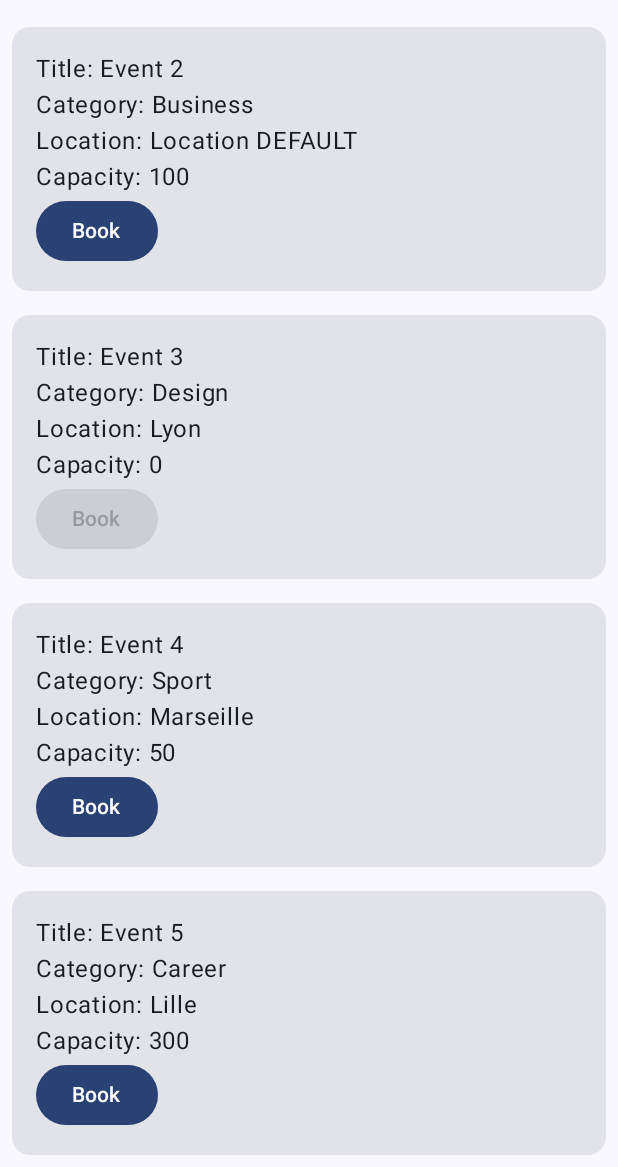
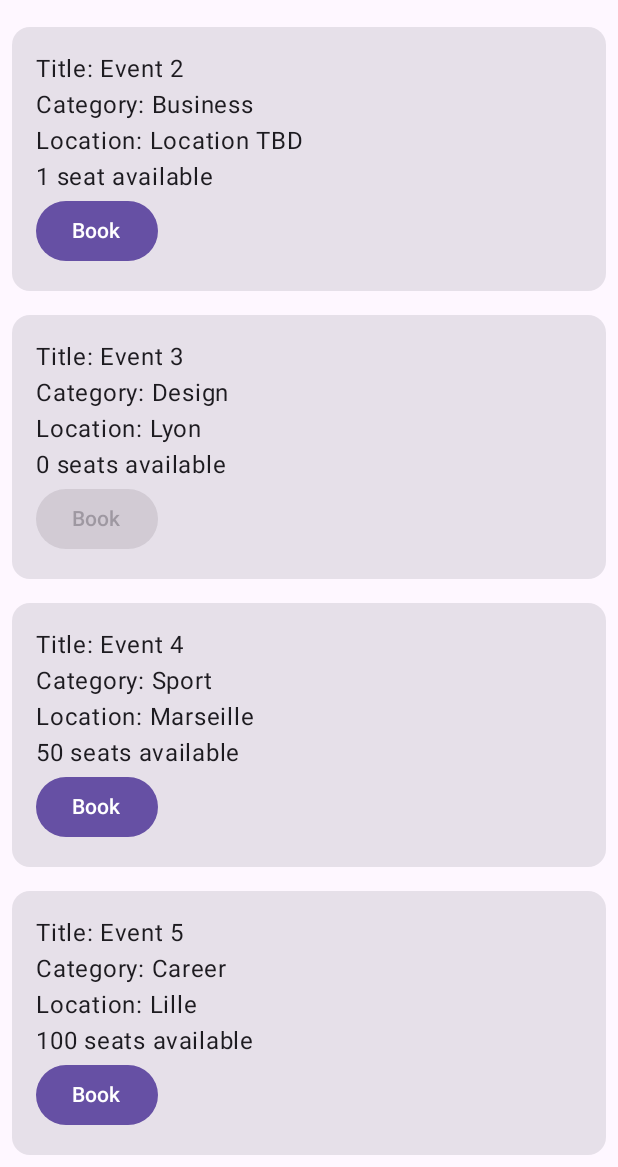
Before and after one commit to belbaz/DevMobileIng2, an Android app built with Jetpack Compose: the screen it shows after launch (MainActivity), scrolled down 264 dp, on a phone screen of 412 x 824 dp, the part 69-1236 px from its top. Run offline under Robolectric (Android 15) with nearby library versions, the phone set to English and light mode, and no system bars.

Commit message:
Exercise 2 part2 add EventDetailScreen, external strings and dark mode preview

```diff
--- a/app/build.gradle.kts
+++ b/app/build.gradle.kts
@@ -37,6 +37,7 @@ android {
 }
 
 dependencies {
+    implementation("androidx.compose.material:material-icons-extended")
     implementation(platform(libs.androidx.compose.bom))
     implementation(libs.androidx.activity.compose)
     implementation(libs.androidx.compose.material3)
--- a/app/src/main/java/com/example/devmobile/Event.kt
+++ b/app/src/main/java/com/example/devmobile/Event.kt
@@ -7,5 +7,6 @@ data class Event(
     val title: String,
     val category: String,
     val location: String?,
-    val capacity: Int
+    val capacity: Int,
+    val description: String
 )
--- a/app/src/main/java/com/example/devmobile/MainActivity.kt
+++ b/app/src/main/java/com/example/devmobile/MainActivity.kt
@@ -1,5 +1,6 @@
 package com.example.devmobile
 
+import android.content.res.Configuration
 import android.os.Bundle
 import android.util.Log
 import androidx.activity.ComponentActivity
@@ -9,20 +10,26 @@ import androidx.compose.foundation.layout.*
 import androidx.compose.foundation.lazy.LazyColumn
 import androidx.compose.foundation.lazy.LazyRow
 import androidx.compose.foundation.lazy.items
+import androidx.compose.foundation.rememberScrollState
+import androidx.compose.foundation.verticalScroll
 import androidx.compose.material3.*
 import androidx.compose.runtime.Composable
 import androidx.compose.ui.Modifier
+import androidx.compose.ui.res.pluralStringResource
+import androidx.compose.ui.res.stringResource
 import androidx.compose.ui.tooling.preview.Preview
 import androidx.compose.ui.unit.dp
+import androidx.compose.material.icons.Icons
+import androidx.compose.material.icons.filled.Star
 import com.example.devmobile.ui.theme.DevMobileTheme
 
 // Create list of 5 events
 val eventTest = listOf(
-    Event(1, "Event 1", "Technologies", "Paris", 200),
-    Event(2, "Event 2", "Business", null, 100),
-    Event(3, "Event 3", "Design", "Lyon", 0),
-    Event(4, "Event 4", "Sport", "Marseille", 50),
-    Event(5, "Event 5", "Career", "Lille", 300)
+    Event(1, "Event 1", "Technologies", "Paris", 200, "Event 1 Technologies"),
+    Event(2, "Event 2", "Business", null, 1, ""),
+    Event(3, "Event 3", "Design", "Lyon", 0, ""),
+    Event(4, "Event 4", "Sport", "Marseille", 50, ""),
+    Event(5, "Event 5", "Career", "Lille", 100, "Event 5 Career")
 )
 
 // --- MAIN ACTIVITY ---
@@ -58,7 +65,7 @@ fun EventListScreen(events: List<Event>) {
     Scaffold(
         // The slot for the top app bar
         topBar = {
-            TopAppBar(title = { Text("DevMobile") })
+            TopAppBar(title = { Text(stringResource(R.string.app_name)) })
         }
     ) { innerPadding ->
         // innerPadding is the safe area left below the TopAppBar
@@ -126,21 +133,95 @@ fun EventCard(
         Column(modifier = Modifier.padding(16.dp)) {
 
             // Event details layout
-            Text("Title: " + event.title)
-            Text("Category: " + event.category)
+            Text(stringResource(R.string.label_title, event.title))
+            Text(stringResource(R.string.label_category, event.category))
 
-            // send location default if the location event is Null
-            Text("Location: " + (event.location ?: "Location DEFAULT"))
-            Text("Capacity: " + event.capacity)
+            val locationText = event.location ?: stringResource(R.string.location_tbd)
+            Text(stringResource(R.string.label_location, locationText))
 
-            // Create Button
-            Button(
-                onClick = onBook,
-                // Automatically disable the button if capacity is empty
-                enabled = event.capacity > 0
-            ) {
-                Text("Book")
+            //use plurals string for available seats
+            Text(pluralStringResource(R.plurals.available_seats, event.capacity, event.capacity))
+
+            Button(onClick = onBook, enabled = event.capacity > 0) {
+                Text(stringResource(R.string.button_book))
             }
         }
     }
 }
+
+@Composable
+fun EventDetailScreen(event: Event, onBook: () -> Unit) {
+    // verticalScroll allows scrolling if the content is too tall
+    Column(
+        modifier = Modifier
+            .fillMaxSize()
+            .padding(16.dp)
+            .verticalScroll(rememberScrollState())
+    ) {
+        // Star icon
+        Icon(
+            imageVector = Icons.Default.Star,
+            contentDescription = null,
+            modifier = Modifier
+                .fillMaxWidth()
+                .height(150.dp)
+        )
+
+        // Text with String resources for plurals
+        Text(stringResource(R.string.label_title, event.title))
+        Text(stringResource(R.string.label_category, event.category))
+        val loc = event.location ?: stringResource(R.string.location_tbd)
+        Text(stringResource(R.string.label_location, loc))
+
+        // Description
+        Text("Description: " + event.description)
+        Text(pluralStringResource(R.plurals.available_seats, event.capacity, event.capacity))
+
+        Spacer(modifier = Modifier.weight(1f))
+
+        Button(
+            onClick = onBook,
+            enabled = event.capacity > 0,
+            modifier = Modifier.fillMaxWidth()
+        ) {
+            Text(stringResource(R.string.button_book))
+        }
+    }
+}
+
+
+// preview event
+@Preview(showBackground = true)
+@Composable
+fun PreviewEventCardFull() {
+    DevMobileTheme {
+        EventCard(
+            event = Event(3, "Design", "Art", null, 0, "Complet"),
+            onCardClick = {},
+            onBook = {}
+        )
+    }
+}
+
+// preview Dark/Light for PreviewEventList
+@Preview(showBackground = true)
+@Preview(showBackground = true, uiMode = Configuration.UI_MODE_NIGHT_YES)
+@Composable
+fun PreviewEventList() {
+    DevMobileTheme {
+        EventListScreen(events = eventTest)
+    }
+}
+
+// Preview Dark/Light Mode for PreviewEventDetail
+@Preview(showBackground = true)
+@Preview(showBackground = true, uiMode = Configuration.UI_MODE_NIGHT_YES)
+@Composable
+fun PreviewEventDetail() {
+    DevMobileTheme {
+        EventDetailScreen(
+            event = eventTest[0],
+            onBook = {}
+        )
+    }
+}
--- a/app/src/main/java/com/example/devmobile/ui/theme/Theme.kt
+++ b/app/src/main/java/com/example/devmobile/ui/theme/Theme.kt
@@ -37,7 +37,7 @@ private val LightColorScheme = lightColorScheme(
 fun DevMobileTheme(
     darkTheme: Boolean = isSystemInDarkTheme(),
     // Dynamic color is available on Android 12+
-    dynamicColor: Boolean = true,
+    dynamicColor: Boolean = false,
     content: @Composable () -> Unit
 ) {
     val colorScheme = when {
--- a/app/src/main/res/values/strings.xml
+++ b/app/src/main/res/values/strings.xml
@@ -1,3 +1,12 @@
 <resources>
     <string name="app_name">DevMobile</string>
+    <string name="label_title">Title: %s</string>
+    <string name="label_category">Category: %s</string>
+    <string name="label_location">Location: %s</string>
+    <string name="location_tbd">Location TBD</string>
+    <string name="button_book">Book</string>
+    <plurals name="available_seats">
+        <item quantity="one">%d seat available</item>
+        <item quantity="other">%d seats available</item>
+    </plurals>
 </resources>
```
